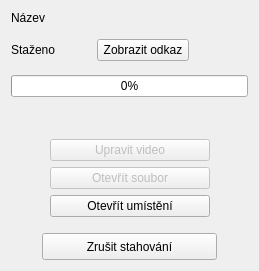
This is y2mate/downloaddialog.ui in RxiPland/y2mate_desktop as Qt 5 draws it before an edit. The edited form follows.
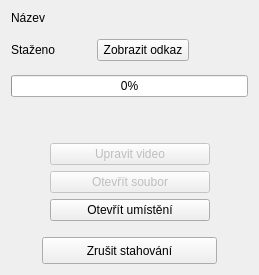
This is the edited form. Icons and pictures are not drawn.

```diff
--- a/y2mate/downloaddialog.ui
+++ b/y2mate/downloaddialog.ui
@@ -7,7 +7,7 @@
     <x>0</x>
     <y>0</y>
     <width>259</width>
-    <height>271</height>
+    <height>275</height>
    </rect>
   </property>
   <property name="windowTitle">
```
Left out of the diff: 8 changed lines with no effect on the pictures.
